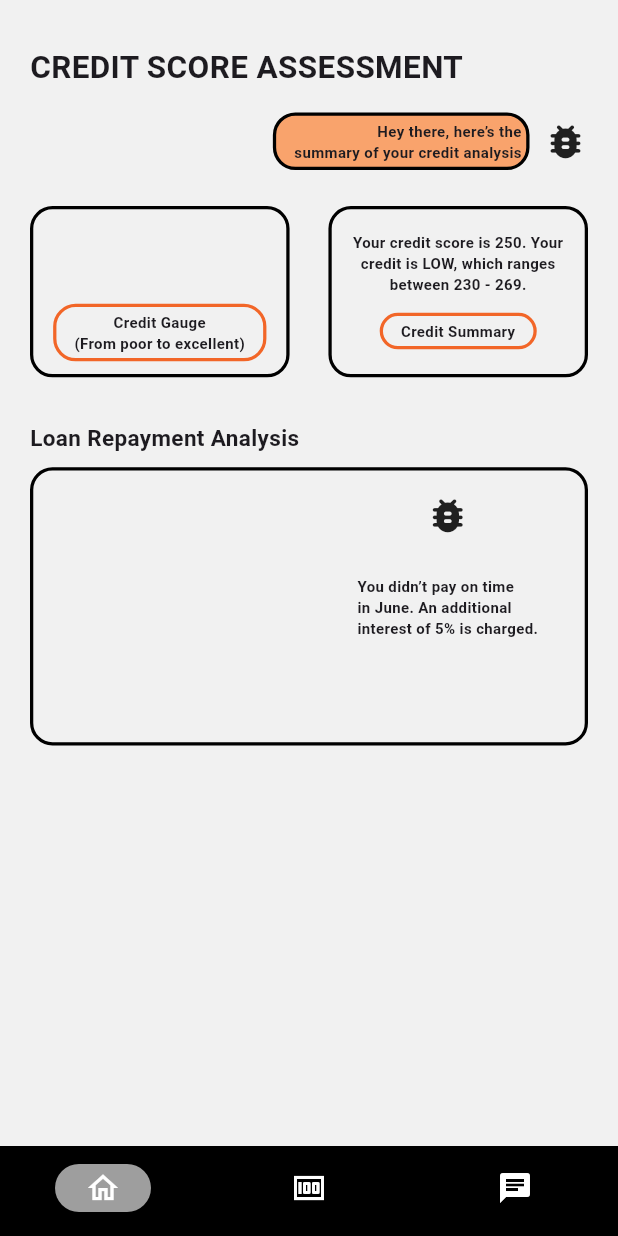
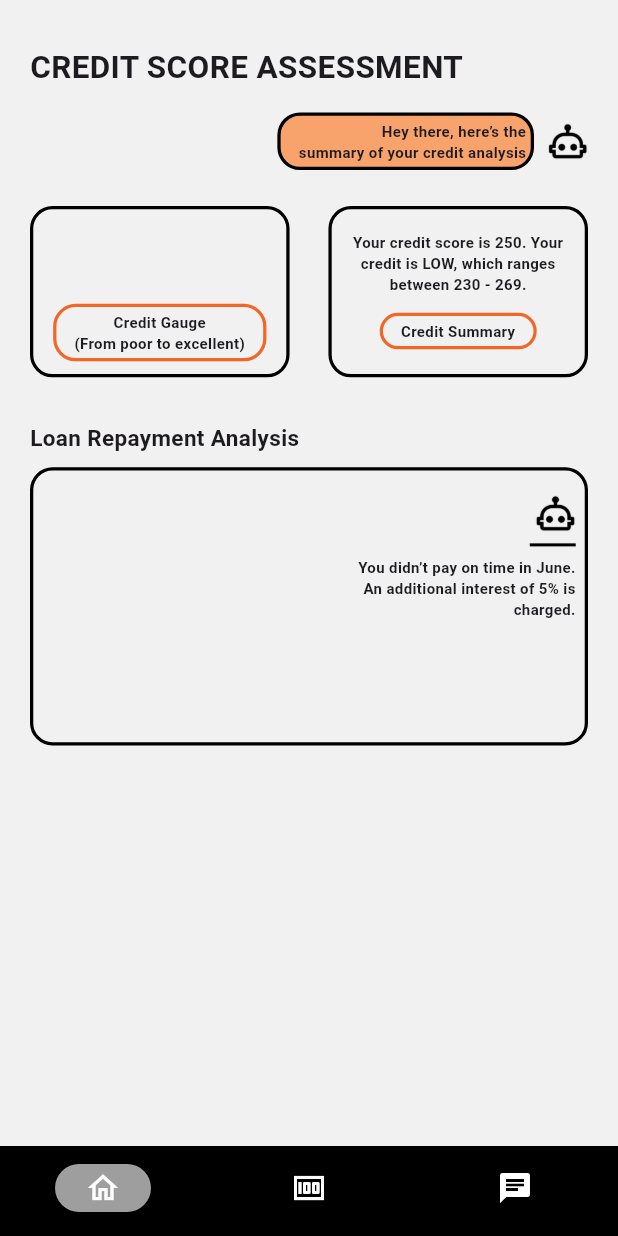
Before and after one commit to legendarycoconutkai/Plutus, a Flutter app: the screen it shows after launch, on a phone screen of 412 x 824 dp. Run offline on Flutter 3.47's test engine with Material 3 defaults, Android fonts, the phone set to English and light mode, and no system bars.

Commit message:
Update home page

```diff
--- a/lib/home.dart
+++ b/lib/Frontend/home.dart
@@ -1,5 +1,5 @@
 import 'package:flutter/material.dart';
-import 'package:plutus/colour.dart';
+import 'package:plutus/Backend/colour.dart';
 
 // Frame widget which is a StatefulWidget
 class Home extends StatefulWidget {
@@ -45,7 +45,7 @@ class _HomeState extends State<Home> {
                       )
                     ),
                     const SizedBox(width: 9.0,),
-                    const Icon(Icons.bug_report_rounded, size: 30,),
+                    Image.asset('assets/robot.png', height: 27, width: 27,),
                   ],
                 ),
               ),
@@ -138,27 +138,32 @@ class _HomeState extends State<Home> {
                   borderRadius: BorderRadius.circular(15),
                   border: Border.all(color: Colors.black, width: 2.18),
                 ),
-                child: const Padding(
-                  padding: EdgeInsets.symmetric(horizontal: 6.0,),
-                  child: Padding(
-                    padding: EdgeInsets.only(top: 15.0, bottom: 6.0,),
-                    child: Row(
-                      children: [
-                        SizedBox(width: 210.0,),
-                        Column(
-                          mainAxisAlignment: MainAxisAlignment.start, crossAxisAlignment: CrossAxisAlignment.center,
+                child: Padding(
+                  padding: const EdgeInsets.only(top: 15.0, bottom: 6.0, left: 6.0, right: 6.0),
+                  child: Row(
+                    mainAxisAlignment: MainAxisAlignment.spaceBetween, crossAxisAlignment: CrossAxisAlignment.center,
+                    children: [
+                      const SizedBox(width: 210.0,),
+                      Expanded(
+                        child: Column(
+                          mainAxisAlignment: MainAxisAlignment.start, crossAxisAlignment: CrossAxisAlignment.end,
                           children: [
-                            Icon(Icons.bug_report_rounded, size: 30,),
-                            SizedBox(height: 4.5,),
-                            Divider(color: Colors.black, thickness: 2,),
-                            SizedBox(height: 4.5,),
-                            Text(
-                              'You didn’t pay on time\nin June. An additional\ninterest of 5% is charged.',
-                              style: TextStyle(fontSize: 10, fontWeight: FontWeight.bold),),
+                            Image.asset('assets/robot.png', height: 27, width: 27,),
+                            const SizedBox(height: 4.5,),
+                            const Divider(color: Colors.black, thickness: 2, height: 6, indent: 115,),
+                            const SizedBox(height: 4.5,),
+                            const Flexible(
+                              child: Text(
+                              'You didn’t pay on time in June. An additional interest of 5% is charged.',
+                              style: TextStyle(fontSize: 10, fontWeight: FontWeight.bold),
+                              overflow: TextOverflow.visible,
+                              textAlign: TextAlign.end,
+                              ),
+                            ),
                           ],
                         ),
-                      ],
-                    )
+                      ),
+                    ],
                   )
                 )
               ),
--- a/lib/navbar.dart
+++ b/lib/Frontend/navbar.dart
@@ -1,5 +1,5 @@
 import 'package:flutter/material.dart';
-import 'package:plutus/home.dart';
+import 'package:plutus/Frontend/home.dart';
 
 // Frame widget which is a StatefulWidget
 class Frame extends StatefulWidget {
@@ -15,9 +15,9 @@ class _FrameState extends State<Frame> {
 
   // List of pages to navigate to
   final pages = [
-    Home(),
-    Home(),
-    Home(),
+    const Home(),
+    const Home(),
+    const Home(),
   ];
 
   @override
--- a/lib/main.dart
+++ b/lib/main.dart
@@ -1,5 +1,5 @@
 import 'package:flutter/material.dart';
-import 'package:plutus/navbar.dart';
+import 'package:plutus/Frontend/navbar.dart';
 
 void main() {
   runApp(const MyApp());
--- a/pubspec.yaml
+++ b/pubspec.yaml
@@ -59,9 +59,8 @@ flutter:
   uses-material-design: true
 
   # To add assets to your application, add an assets section, like this:
-  # assets:
-  #   - images/a_dot_burr.jpeg
-  #   - images/a_dot_ham.jpeg
+  assets:
+    - assets/
 
   # An image asset can refer to one or more resolution-specific "variants", see
   # https://flutter.dev/to/resolution-aware-images
```
Also changed, not shown: assets/robot.png (added), lib/Backend/colour.dart (renamed from lib/colour.dart).
